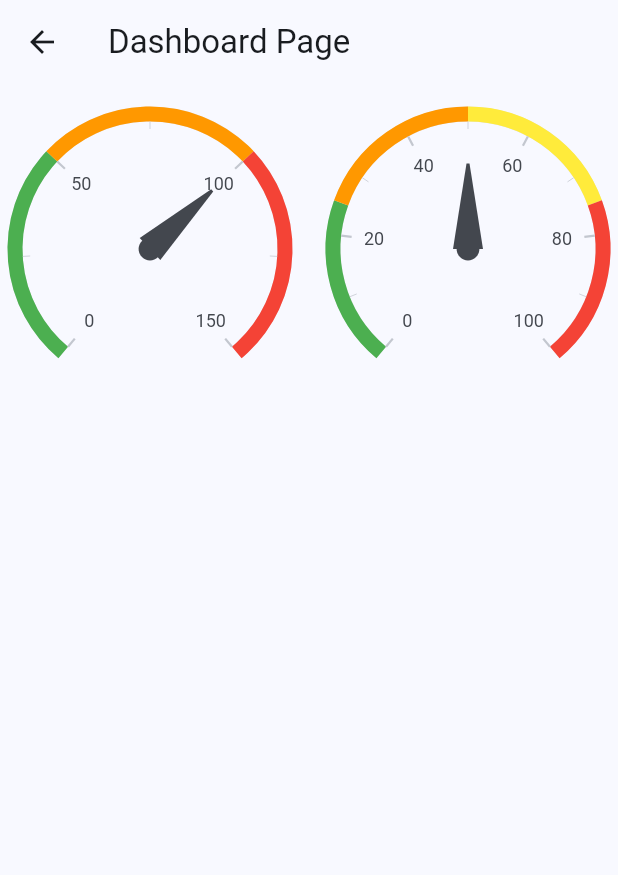
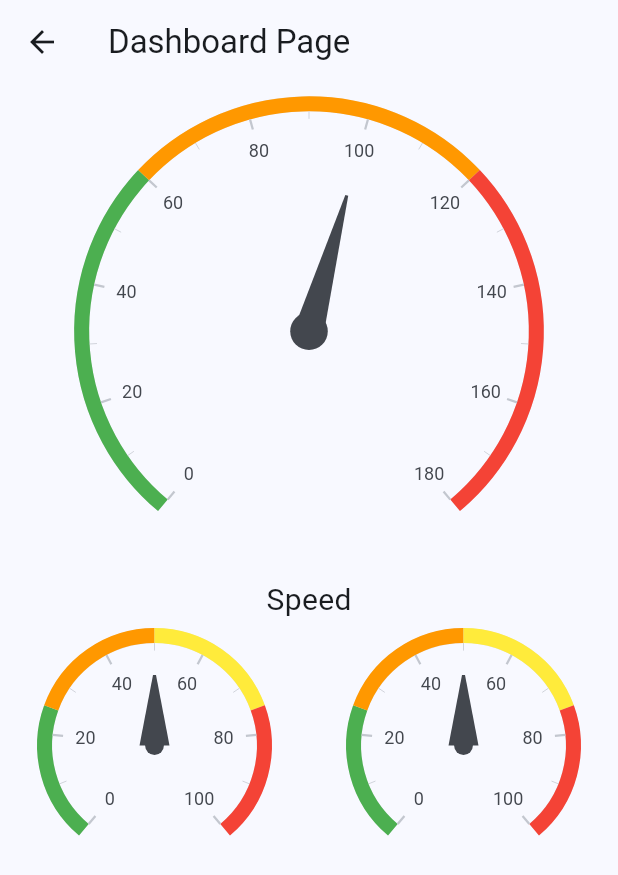
Before and after one commit to HarshMaheshwari2312/drive_protect, a Flutter app: the DashboardPage screen opened by its route, on a phone screen of 412 x 824 dp. Shown: the top 875 px of the screen. Run offline on Flutter 3.47's test engine with Material 2 defaults, Android fonts, the phone set to English and light mode, and no system bars; drawn by our look-alikes of syncfusion_flutter_gauges; our stand-ins replace connectivity, google_maps_flutter.

Commit message:
meters adjusted

```diff
--- a/lib/dashboard.dart
+++ b/lib/dashboard.dart
@@ -4,29 +4,31 @@ import 'package:syncfusion_flutter_gauges/gauges.dart';
 class DashboardPage extends StatelessWidget {
   @override
   Widget build(BuildContext context) {
+    // Calculate a base size based on the screen width
+    final double baseSize = MediaQuery.of(context).size.width * 0.4;
+
     return Scaffold(
       appBar: AppBar(
         title: Text("Dashboard Page"),
       ),
-      body: Stack(
+      body: ListView(
         children: [
-          Positioned(
-            top: 10,
-            left: 0,
-            child: Container(
-              width: 200,
-              height: 200,
+          Column(
+            children: [
+              Container(
+                height: baseSize * 2, // Adjust height as needed
+                alignment: Alignment.center,
                 child: SfRadialGauge(
                   enableLoadingAnimation: true,
                   animationDuration: 4500,
                   axes: <RadialAxis>[
                     RadialAxis(
                       minimum: 0,
-                    maximum: 150,
+                      maximum: 180,
                       ranges: <GaugeRange>[
-                      GaugeRange(startValue: 0, endValue: 50, color: Colors.green),
-                      GaugeRange(startValue: 50, endValue: 100, color: Colors.orange),
-                      GaugeRange(startValue: 100, endValue: 150, color: Colors.red),
+                        GaugeRange(startValue: 0, endValue: 60, color: Colors.green),
+                        GaugeRange(startValue: 60, endValue: 120, color: Colors.orange),
+                        GaugeRange(startValue: 120, endValue: 180, color: Colors.red),
                       ],
                       pointers: <GaugePointer>[
                         NeedlePointer(value: 100, enableAnimation: true),
@@ -35,13 +37,15 @@ class DashboardPage extends StatelessWidget {
                   ],
                 ),
               ),
+              Text("Speed", style: TextStyle(fontSize: 20)), // Add the text "Speed" here
+            ],
           ),
-          Positioned(
-            top: 10,
-            right: 0, // Position it to the right side
+          Row(
+            mainAxisAlignment: MainAxisAlignment.spaceEvenly, // Arrange meters evenly
+            children: [
+              Expanded(
                 child: Container(
-              width: 200,
-              height: 200,
+                  height: baseSize, // Use the base size
                   child: SfRadialGauge(
                     enableLoadingAnimation: true,
                     animationDuration: 4500,
@@ -55,7 +59,30 @@ class DashboardPage extends StatelessWidget {
                           GaugeRange(startValue: 50, endValue: 75, color: Colors.yellow),
                           GaugeRange(startValue: 75, endValue: 100, color: Colors.red),
                         ],
-
+                        pointers: <GaugePointer>[
+                          NeedlePointer(value: 50, enableAnimation: true),
+                        ],
+                      ),
+                    ],
+                  ),
+                ),
+              ),
+              Expanded(
+                child: Container(
+                  height: baseSize, // Use the base size
+                  child: SfRadialGauge(
+                    enableLoadingAnimation: true,
+                    animationDuration: 4500,
+                    axes: <RadialAxis>[
+                      RadialAxis(
+                        minimum: 0,
+                        maximum: 100, // Adjust max value as needed
+                        ranges: <GaugeRange>[
+                          GaugeRange(startValue: 0, endValue: 25, color: Colors.green),
+                          GaugeRange(startValue: 25, endValue: 50, color: Colors.orange),
+                          GaugeRange(startValue: 50, endValue: 75, color: Colors.yellow),
+                          GaugeRange(startValue: 75, endValue: 100, color: Colors.red),
+                        ],
                         pointers: <GaugePointer>[
                           NeedlePointer(value: 50, enableAnimation: true),
                         ],
@@ -66,6 +93,8 @@ class DashboardPage extends StatelessWidget {
               ),
             ],
           ),
+        ],
+      ),
     );
   }
 }
```
Lines whose indentation alone changed are shown as unchanged.
